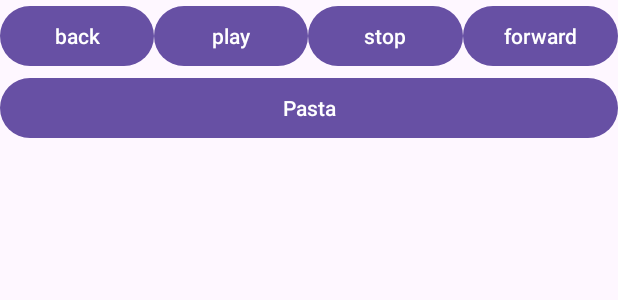
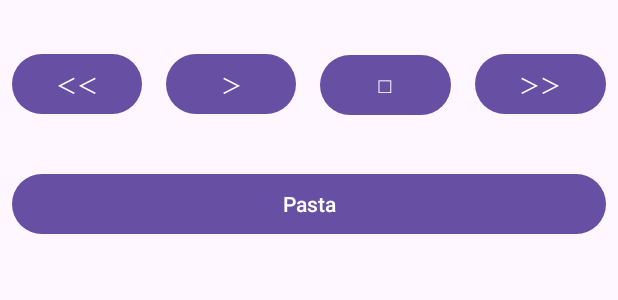
Before and after one commit to katsu0511/pasta_android, an Android app: the layout activity_main.xml on its own in the app's theme, with its tools: preview values and no code run, on a phone screen of 412 x 824 dp. Shown: the top 300 px of the screen. Run offline under Robolectric (Android 15) with nearby library versions, the phone set to English and light mode, and no system bars.

Commit message:
レイアウトを修正

```diff
--- a/app/src/main/res/layout/activity_main.xml
+++ b/app/src/main/res/layout/activity_main.xml
@@ -8,35 +8,44 @@
     <LinearLayout
         android:layout_width="match_parent"
         android:layout_height="wrap_content"
-        android:orientation="horizontal">
+        android:orientation="horizontal"
+        android:layout_marginTop="32dp">
 
         <Button
             android:id="@+id/backward"
             android:layout_width="0dp"
             android:layout_height="wrap_content"
             android:layout_weight="1"
-            android:text="@string/backward" />
+            android:text="@string/backward"
+            android:layout_marginStart="8dp"
+            android:layout_marginEnd="8dp" />
 
         <Button
             android:id="@+id/play"
             android:layout_width="0dp"
             android:layout_height="wrap_content"
             android:layout_weight="1"
-            android:text="@string/play" />
+            android:text="@string/play"
+            android:layout_marginStart="8dp"
+            android:layout_marginEnd="8dp" />
 
         <Button
             android:id="@+id/stop"
             android:layout_width="0dp"
             android:layout_height="wrap_content"
             android:layout_weight="1"
-            android:text="@string/stop" />
+            android:text="@string/stop"
+            android:layout_marginStart="8dp"
+            android:layout_marginEnd="8dp" />
 
         <Button
             android:id="@+id/forward"
             android:layout_width="0dp"
             android:layout_height="wrap_content"
             android:layout_weight="1"
-            android:text="@string/forward" />
+            android:text="@string/forward"
+            android:layout_marginStart="8dp"
+            android:layout_marginEnd="8dp" />
 
     </LinearLayout>
 
@@ -44,6 +53,9 @@
         android:id="@+id/pasta"
         android:layout_width="match_parent"
         android:layout_height="wrap_content"
-        android:text="@string/app_name" />
+        android:text="@string/app_name"
+        android:layout_marginTop="32dp"
+        android:layout_marginStart="8dp"
+        android:layout_marginEnd="8dp" />
 
 </LinearLayout>
--- a/app/src/main/res/values/strings.xml
+++ b/app/src/main/res/values/strings.xml
@@ -1,8 +1,8 @@
 <resources>
     <string name="app_name">Pasta</string>
-    <string name="backward">back</string>
-    <string name="play">play</string>
-    <string name="pause">pause</string>
-    <string name="stop">stop</string>
-    <string name="forward">forward</string>
+    <string name="backward">＜＜</string>
+    <string name="play">＞</string>
+    <string name="pause">||</string>
+    <string name="stop">□</string>
+    <string name="forward">＞＞</string>
 </resources>
```
